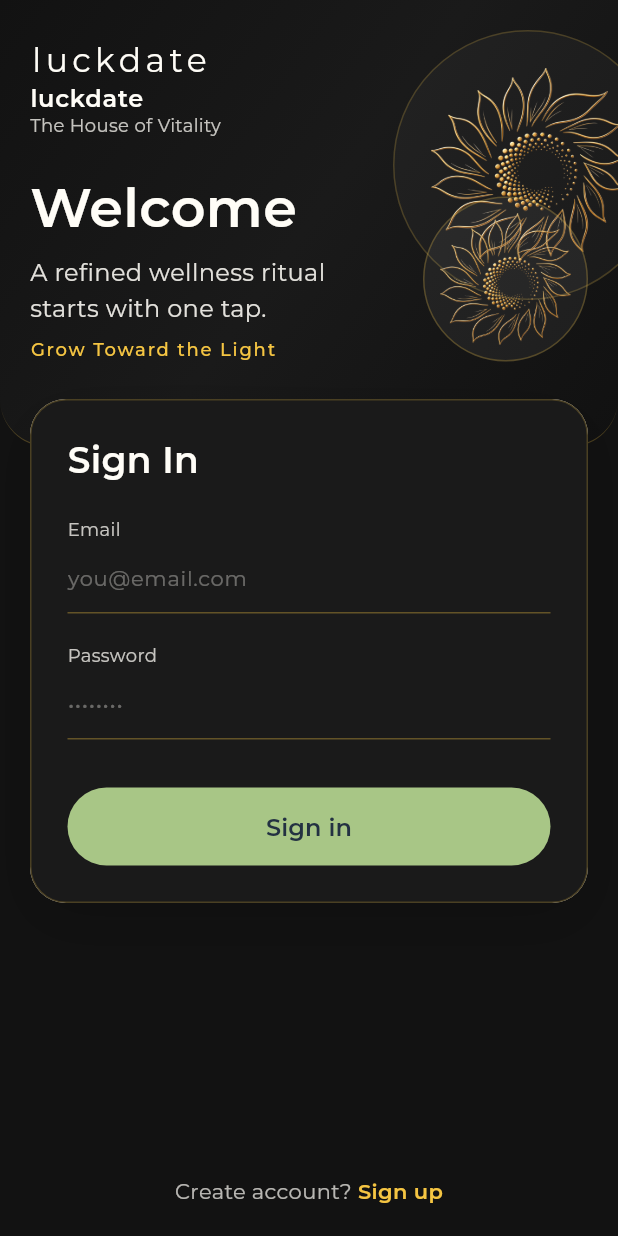
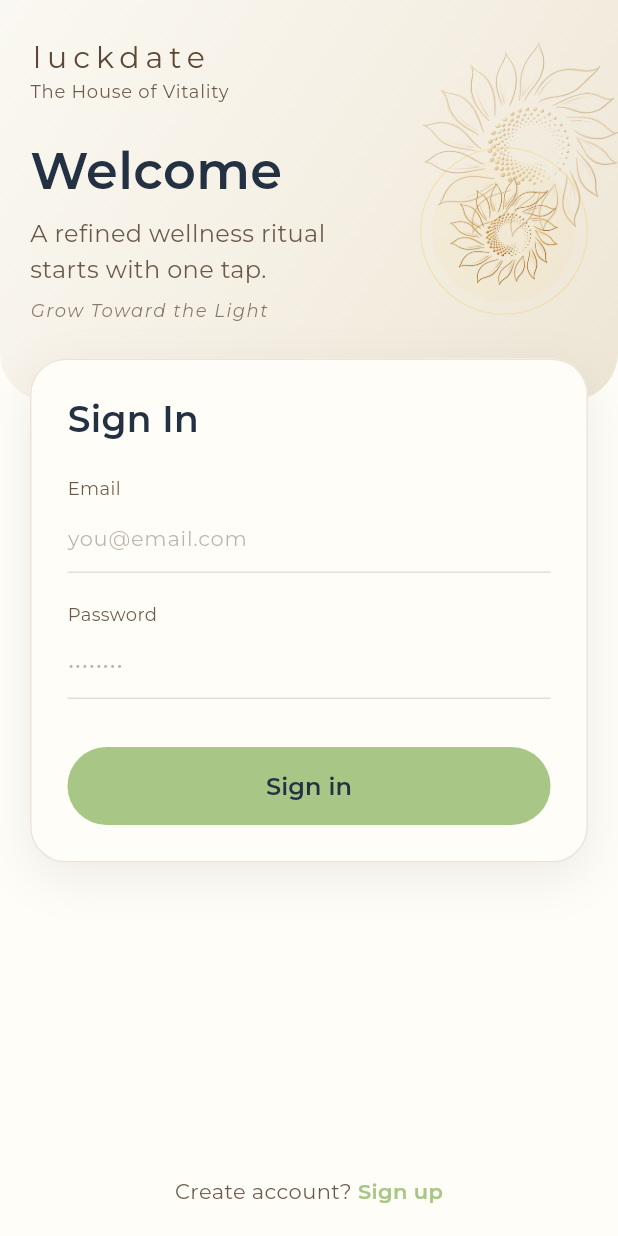
Before and after one commit to leejinping8972-svg/slimAPP, a Flutter app: the screen it shows after launch, on a phone screen of 412 x 824 dp. Run offline on Flutter 3.47's test engine with Material 3 defaults, Android fonts, the phone set to English and light mode, and no system bars; our stand-ins replace fl_chart, flutter_riverpod, go_router; project files that could hold a hidden picture were left out.

Commit message:
Refine splash and auth pages with light luxury style
Switch login and registration back to a bright premium palette and redesign the splash screen around the Super Symbol to keep the first-touch brand experience elegant and consistent.

Co-authored-by: Cursor <cursoragent@cursor.com>

```diff
--- a/mobile/lib/features/auth/auth_pages.dart
+++ b/mobile/lib/features/auth/auth_pages.dart
@@ -3,8 +3,8 @@ import 'package:flutter_riverpod/flutter_riverpod.dart';
 import 'package:go_router/go_router.dart';
 import '../../app/theme/luckdate_theme.dart';
 import '../../core/widgets/ld_components.dart';
-import '../../core/widgets/sunny_sunflower.dart';
 import '../../shared/providers/app_providers.dart';
+import '../splash/splash_page.dart';
 
 class RegionPage extends ConsumerWidget {
   const RegionPage({super.key});
@@ -128,7 +128,7 @@ class _ActivationPageState extends ConsumerState<ActivationPage> {
             Text('Activate your Solar Protein', style: LuckdateTextStyles.h1),
             const SizedBox(height: LuckdateSpacing.sm),
             Text(
-              'Enter the code from your product package to unlock your 30-day Slim Journey.',
+              'Enter the code from your product package to unlock your 28-day Slim Journey.',
               style: LuckdateTextStyles.bodySmall,
             ),
             const SizedBox(height: LuckdateSpacing.xl),
@@ -150,7 +150,7 @@ class _ActivationPageState extends ConsumerState<ActivationPage> {
                       crossAxisAlignment: CrossAxisAlignment.start,
                       children: [
                         Text(
-                          'Solar Protein 30-Day',
+                          'Solar Protein 28-Day',
                           style: LuckdateTextStyles.title,
                         ),
                         Text(
@@ -166,9 +166,7 @@ class _ActivationPageState extends ConsumerState<ActivationPage> {
             const Spacer(),
             LdPrimaryButton(
               label: 'Activate & Continue',
-              onPressed: () {
-                context.go('/link-order');
-              },
+              onPressed: () => context.go('/link-order'),
             ),
           ],
         ),
@@ -190,15 +188,13 @@ class LoginPage extends ConsumerWidget {
     }
   }
 
-  void _signUp(GoRouter router) {
-    router.go('/register');
-  }
+  void _signUp(GoRouter router) => router.go('/register');
 
   @override
   Widget build(BuildContext context, WidgetRef ref) {
     final router = GoRouter.of(context);
     return Scaffold(
-      backgroundColor: const Color(0xFF121212),
+      backgroundColor: LuckdateColors.cloudIvory,
       body: SafeArea(
         child: LayoutBuilder(
           builder: (context, constraints) {
@@ -211,7 +207,7 @@ class LoginPage extends ConsumerWidget {
                     children: [
                       const _LoginHeroHeader(),
                       Transform.translate(
-                        offset: const Offset(0, -32),
+                        offset: const Offset(0, -28),
                         child: Padding(
                           padding: const EdgeInsets.symmetric(
                             horizontal: LuckdateSpacing.lg,
@@ -234,18 +230,14 @@ class LoginPage extends ConsumerWidget {
                           children: [
                             Text(
                               'Create account? ',
-                              style: LuckdateTextStyles.bodySmall.copyWith(
-                                color: LuckdateColors.ivoryWhite.withValues(
-                                  alpha: 0.7,
-                                ),
-                              ),
+                              style: LuckdateTextStyles.bodySmall,
                             ),
                             GestureDetector(
                               onTap: () => _signUp(router),
                               child: Text(
                                 'Sign up',
                                 style: LuckdateTextStyles.bodySmall.copyWith(
-                                  color: LuckdateColors.sunGold,
+                                  color: LuckdateColors.deepSage,
                                   fontWeight: FontWeight.w600,
                                 ),
                               ),
@@ -272,47 +264,26 @@ class _LoginHeroHeader extends StatelessWidget {
   Widget build(BuildContext context) {
     return Container(
       width: double.infinity,
-      decoration: BoxDecoration(
+      decoration: const BoxDecoration(
         gradient: LinearGradient(
           begin: Alignment.topLeft,
           end: Alignment.bottomRight,
-          colors: [
-            const Color(0xFF121212),
-            const Color(0xFF1A1A1A),
-            const Color(0xFF111111),
-          ],
+          colors: [Color(0xFFFAF8F2), Color(0xFFF5F0E4), Color(0xFFEDE6D6)],
         ),
         borderRadius: BorderRadius.only(
           bottomLeft: Radius.circular(32),
           bottomRight: Radius.circular(32),
         ),
-        border: Border(
-          bottom: BorderSide(
-            color: LuckdateColors.sunGold.withValues(alpha: 0.25),
-            width: 1,
-          ),
-        ),
       ),
       child: Stack(
+        clipBehavior: Clip.none,
         children: [
           Positioned(
-            right: -30,
-            top: 20,
-            child: Container(
-              width: 180,
-              height: 180,
-              decoration: BoxDecoration(
-                shape: BoxShape.circle,
-                color: Colors.white.withValues(alpha: 0.03),
-                border: Border.all(
-                  color: LuckdateColors.sunGold.withValues(alpha: 0.2),
-                  width: 1,
-                ),
-              ),
-              child: const Padding(
-                padding: EdgeInsets.all(24),
-                child: SunnySunflower(size: 120, showStem: false),
-              ),
+            right: -20,
+            top: 8,
+            child: Opacity(
+              opacity: 0.35,
+              child: const SymbolHero(size: 130, showRing: false),
             ),
           ),
           Padding(
@@ -320,15 +291,15 @@ class _LoginHeroHeader extends StatelessWidget {
               LuckdateSpacing.lg,
               LuckdateSpacing.xl,
               LuckdateSpacing.lg,
-              56,
+              52,
             ),
             child: Column(
               crossAxisAlignment: CrossAxisAlignment.start,
               children: [
-                const _BrandLogo(inverse: true),
+                const _BrandLogo(),
                 const SizedBox(height: LuckdateSpacing.xl),
                 Row(
-                  crossAxisAlignment: CrossAxisAlignment.end,
+                  crossAxisAlignment: CrossAxisAlignment.center,
                   children: [
                     Expanded(
                       child: Column(
@@ -337,17 +308,14 @@ class _LoginHeroHeader extends StatelessWidget {
                           Text(
                             'Welcome',
                             style: LuckdateTextStyles.display.copyWith(
-                              color: LuckdateColors.ivoryWhite,
-                              fontSize: 36,
+                              fontSize: 34,
                             ),
                           ),
                           const SizedBox(height: LuckdateSpacing.sm),
                           Text(
                             'A refined wellness ritual\nstarts with one tap.',
                             style: LuckdateTextStyles.body.copyWith(
-                              color: LuckdateColors.ivoryWhite.withValues(
-                                alpha: 0.88,
-                              ),
+                              color: LuckdateColors.textSecondary,
                               height: 1.5,
                             ),
                           ),
@@ -355,26 +323,17 @@ class _LoginHeroHeader extends StatelessWidget {
                           Text(
                             'Grow Toward the Light',
                             style: LuckdateTextStyles.caption.copyWith(
-                              color: LuckdateColors.sunGold,
-                              letterSpacing: 1.2,
-                              fontWeight: FontWeight.w500,
+                              color: LuckdateColors.chocolateBrown.withValues(
+                                alpha: 0.7,
+                              ),
+                              letterSpacing: 1.0,
+                              fontStyle: FontStyle.italic,
                             ),
                           ),
                         ],
                       ),
                     ),
-                    const SizedBox(width: LuckdateSpacing.sm),
-                    Container(
-                      padding: const EdgeInsets.all(10),
-                      decoration: BoxDecoration(
-                        color: Colors.white.withValues(alpha: 0.05),
-                        shape: BoxShape.circle,
-                        border: Border.all(
-                          color: LuckdateColors.sunGold.withValues(alpha: 0.25),
-                        ),
-                      ),
-                      child: const SunnySunflower(size: 88, showStem: false),
-                    ),
+                    const SymbolHero(size: 72),
                   ],
                 ),
               ],
@@ -387,42 +346,28 @@ class _LoginHeroHeader extends StatelessWidget {
 }
 
 class _BrandLogo extends StatelessWidget {
-  const _BrandLogo({this.inverse = false});
-
-  final bool inverse;
+  const _BrandLogo();
 
   @override
   Widget build(BuildContext context) {
-    final primary = inverse
-        ? LuckdateColors.ivoryWhite
-        : LuckdateColors.chocolateBrown;
-    final secondary = inverse
-        ? LuckdateColors.ivoryWhite.withValues(alpha: 0.75)
-        : LuckdateColors.textSecondary;
-
     return Column(
       crossAxisAlignment: CrossAxisAlignment.start,
       children: [
         Text(
           'luckdate',
           style: TextStyle(
-            fontSize: 22,
+            fontSize: 20,
             fontWeight: FontWeight.w300,
-            letterSpacing: 3,
-            color: primary,
-          ),
-        ),
-        Text(
-          'luckdate',
-          style: LuckdateTextStyles.title.copyWith(
-            color: primary,
-            fontSize: 16,
-            letterSpacing: 0.5,
+            letterSpacing: 4,
+            color: LuckdateColors.chocolateBrown,
           ),
         ),
         Text(
           'The House of Vitality',
-          style: LuckdateTextStyles.caption.copyWith(color: secondary),
+          style: LuckdateTextStyles.caption.copyWith(
+            color: LuckdateColors.textSecondary,
+            letterSpacing: 0.5,
+          ),
         ),
       ],
     );
@@ -438,33 +383,27 @@ class _LoginFormCard extends StatelessWidget {
   Widget build(BuildContext context) {
     return Material(
       elevation: 0,
-      shadowColor: Colors.black.withValues(alpha: 0.08),
       borderRadius: BorderRadius.circular(LuckdateRadius.xl),
       child: Container(
         padding: const EdgeInsets.all(LuckdateSpacing.xl),
         decoration: BoxDecoration(
-          color: const Color(0xFF1A1A1A),
+          color: LuckdateColors.ivoryWhite,
           borderRadius: BorderRadius.circular(LuckdateRadius.xl),
           border: Border.all(
-            color: LuckdateColors.sunGold.withValues(alpha: 0.22),
+            color: LuckdateColors.lineSoft.withValues(alpha: 0.8),
           ),
-          boxShadow: [
+          boxShadow: const [
             BoxShadow(
-              color: Color(0x26000000),
-              offset: Offset(0, 12),
-              blurRadius: 32,
+              color: Color(0x12000000),
+              offset: Offset(0, 10),
+              blurRadius: 28,
             ),
           ],
         ),
         child: Column(
           crossAxisAlignment: CrossAxisAlignment.stretch,
           children: [
-            Text(
-              'Sign In',
-              style: LuckdateTextStyles.h2.copyWith(
-                color: LuckdateColors.ivoryWhite,
-              ),
-            ),
+            Text('Sign In', style: LuckdateTextStyles.h2),
             const SizedBox(height: LuckdateSpacing.xl),
             const _UnderlineField(label: 'Email', hint: 'you@email.com'),
             const SizedBox(height: LuckdateSpacing.lg),
@@ -498,31 +437,26 @@ class _UnderlineField extends StatelessWidget {
     return Column(
       crossAxisAlignment: CrossAxisAlignment.start,
       children: [
-        Text(
-          label,
-          style: LuckdateTextStyles.caption.copyWith(
-            color: LuckdateColors.ivoryWhite.withValues(alpha: 0.75),
-          ),
-        ),
+        Text(label, style: LuckdateTextStyles.caption),
         TextField(
           obscureText: obscure,
           decoration: InputDecoration(
             hintText: hint,
             hintStyle: LuckdateTextStyles.bodySmall.copyWith(
-              color: LuckdateColors.ivoryWhite.withValues(alpha: 0.35),
-            ),
-            labelStyle: LuckdateTextStyles.caption.copyWith(
-              color: LuckdateColors.ivoryWhite.withValues(alpha: 0.8),
+              color: LuckdateColors.textSecondary.withValues(alpha: 0.45),
             ),
             filled: false,
             border: const UnderlineInputBorder(
-              borderSide: BorderSide(color: Color(0x55F5C542)),
+              borderSide: BorderSide(color: LuckdateColors.lineSoft),
             ),
             enabledBorder: const UnderlineInputBorder(
-              borderSide: BorderSide(color: Color(0x55F5C542)),
+              borderSide: BorderSide(color: LuckdateColors.lineSoft),
             ),
             focusedBorder: const UnderlineInputBorder(
-              borderSide: BorderSide(color: LuckdateColors.sunGold, width: 1.5),
+              borderSide: BorderSide(
+                color: LuckdateColors.deepSage,
+                width: 1.5,
+              ),
             ),
             contentPadding: const EdgeInsets.symmetric(
               vertical: LuckdateSpacing.sm,
--- a/mobile/lib/features/splash/splash_page.dart
+++ b/mobile/lib/features/splash/splash_page.dart
@@ -20,10 +20,10 @@ class _SplashPageState extends State<SplashPage>
     super.initState();
     _controller = AnimationController(
       vsync: this,
-      duration: const Duration(milliseconds: 1200),
+      duration: const Duration(milliseconds: 2000),
     )..repeat(reverse: true);
     WidgetsBinding.instance.addPostFrameCallback((_) {
-      Future<void>.delayed(const Duration(milliseconds: 1500), _goNext);
+      Future<void>.delayed(const Duration(milliseconds: 1800), _goNext);
     });
   }
 
@@ -42,77 +42,81 @@ class _SplashPageState extends State<SplashPage>
   @override
   Widget build(BuildContext context) {
     return Scaffold(
-      backgroundColor: const Color(0xFF0E0E0E),
+      backgroundColor: LuckdateColors.cloudIvory,
       body: GestureDetector(
         behavior: HitTestBehavior.opaque,
         onTap: _goNext,
         child: Container(
-          decoration: const BoxDecoration(
-            gradient: RadialGradient(
-              center: Alignment(0, -0.15),
-              radius: 1.1,
-              colors: [Color(0xFF1A1A1A), Color(0xFF0C0C0C)],
+          width: double.infinity,
+          height: double.infinity,
+          decoration: BoxDecoration(
+            gradient: LinearGradient(
+              begin: Alignment.topCenter,
+              end: Alignment.bottomCenter,
+              colors: [
+                LuckdateColors.ivoryWhite,
+                LuckdateColors.cloudIvory,
+                LuckdateColors.solarSand.withValues(alpha: 0.12),
+              ],
             ),
           ),
-          child: Center(
+          child: SafeArea(
             child: Column(
-              mainAxisAlignment: MainAxisAlignment.center,
               children: [
+                const Spacer(flex: 2),
                 AnimatedBuilder(
                   animation: _controller,
                   builder: (context, child) {
                     return Transform.scale(
-                      scale: 1.0 + _controller.value * 0.03,
-                      child: Container(
-                        padding: const EdgeInsets.all(LuckdateSpacing.lg),
-                        decoration: BoxDecoration(
-                          shape: BoxShape.circle,
-                          border: Border.all(
-                            color: LuckdateColors.sunGold.withValues(
-                              alpha: 0.35,
-                            ),
-                            width: 1,
-                          ),
-                          color: Colors.white.withValues(alpha: 0.03),
-                          boxShadow: [
-                            BoxShadow(
-                              color: LuckdateColors.sunGold.withValues(
-                                alpha: 0.2,
-                              ),
-                              blurRadius: 30,
-                              spreadRadius: 4,
-                            ),
-                          ],
-                        ),
-                        child: const SunnySunflower(size: 118, showStem: false),
-                      ),
+                      scale: 1.0 + _controller.value * 0.02,
+                      child: child,
                     );
                   },
+                  child: _SymbolHero(size: 140),
                 ),
-                const SizedBox(height: LuckdateSpacing.xl),
+                const SizedBox(height: LuckdateSpacing.xxl),
                 Text(
                   'luckdate',
-                  style: LuckdateTextStyles.display.copyWith(
-                    color: LuckdateColors.ivoryWhite,
-                    letterSpacing: 3,
-                    fontWeight: FontWeight.w400,
+                  style: TextStyle(
+                    fontSize: 34,
+                    fontWeight: FontWeight.w300,
+                    letterSpacing: 6,
+                    color: LuckdateColors.chocolateBrown,
                   ),
                 ),
                 const SizedBox(height: LuckdateSpacing.sm),
                 Text(
+                  'The House of Vitality',
+                  style: LuckdateTextStyles.caption.copyWith(
+                    letterSpacing: 1.5,
+                    color: LuckdateColors.textSecondary,
+                  ),
+                ),
+                const SizedBox(height: LuckdateSpacing.lg),
+                Container(
+                  width: 48,
+                  height: 1,
+                  color: LuckdateColors.sunGold.withValues(alpha: 0.6),
+                ),
+                const SizedBox(height: LuckdateSpacing.lg),
+                Text(
                   'Grow Toward the Light',
                   style: LuckdateTextStyles.bodySmall.copyWith(
-                    color: LuckdateColors.sunGold.withValues(alpha: 0.9),
-                    letterSpacing: 0.8,
+                    color: LuckdateColors.chocolateBrown.withValues(
+                      alpha: 0.75,
+                    ),
+                    letterSpacing: 0.6,
+                    fontStyle: FontStyle.italic,
+                  ),
+                ),
+                const Spacer(flex: 2),
+                Text(
+                  'Loading...',
+                  style: LuckdateTextStyles.caption.copyWith(
+                    color: LuckdateColors.textSecondary.withValues(alpha: 0.5),
                   ),
                 ),
                 const SizedBox(height: LuckdateSpacing.xxl),
-                Text(
-                  'Loading...',
-                  style: LuckdateTextStyles.caption.copyWith(
-                    color: LuckdateColors.ivoryWhite.withValues(alpha: 0.5),
-                  ),
-                ),
               ],
             ),
           ),
@@ -121,3 +125,58 @@ class _SplashPageState extends State<SplashPage>
     );
   }
 }
+
+/// Shared super-symbol presentation for splash & auth hero areas.
+class SymbolHero extends StatelessWidget {
+  const SymbolHero({super.key, this.size = 120, this.showRing = true});
+
+  final double size;
+  final bool showRing;
+
+  @override
+  Widget build(BuildContext context) =>
+      _SymbolHero(size: size, showRing: showRing);
+}
+
+class _SymbolHero extends StatelessWidget {
+  const _SymbolHero({required this.size, this.showRing = true});
+
+  final double size;
+  final bool showRing;
+
+  @override
+  Widget build(BuildContext context) {
+    final ringSize = size + 40;
+    return SizedBox(
+      width: ringSize,
+      height: ringSize,
+      child: Stack(
+        alignment: Alignment.center,
+        children: [
+          if (showRing) ...[
+            Container(
+              width: ringSize,
+              height: ringSize,
+              decoration: BoxDecoration(
+                shape: BoxShape.circle,
+                border: Border.all(
+                  color: LuckdateColors.sunGold.withValues(alpha: 0.25),
+                  width: 1,
+                ),
+              ),
+            ),
+            Container(
+              width: ringSize - 16,
+              height: ringSize - 16,
+              decoration: BoxDecoration(
+                shape: BoxShape.circle,
+                color: LuckdateColors.sunGold.withValues(alpha: 0.06),
+              ),
+            ),
+          ],
+          SunnySunflower(size: size, showStem: false),
+        ],
+      ),
+    );
+  }
+}
```
Also changed, not shown: mobile/lib/features/auth/auth_flow_pages.dart (+53 -44 lines).
